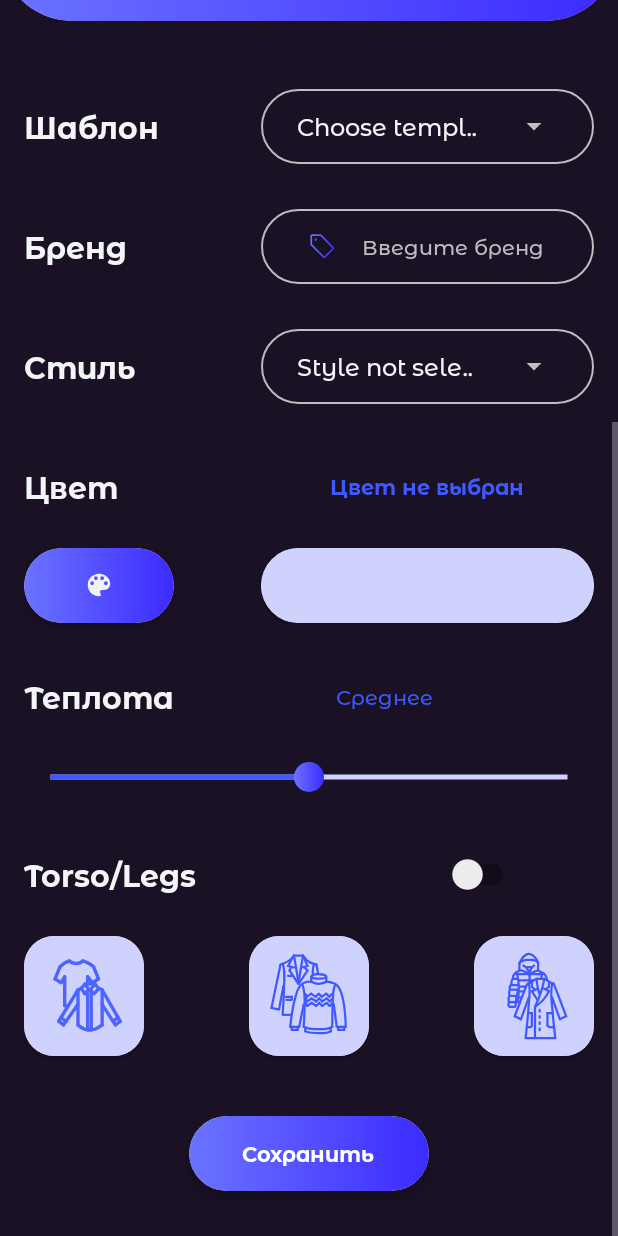
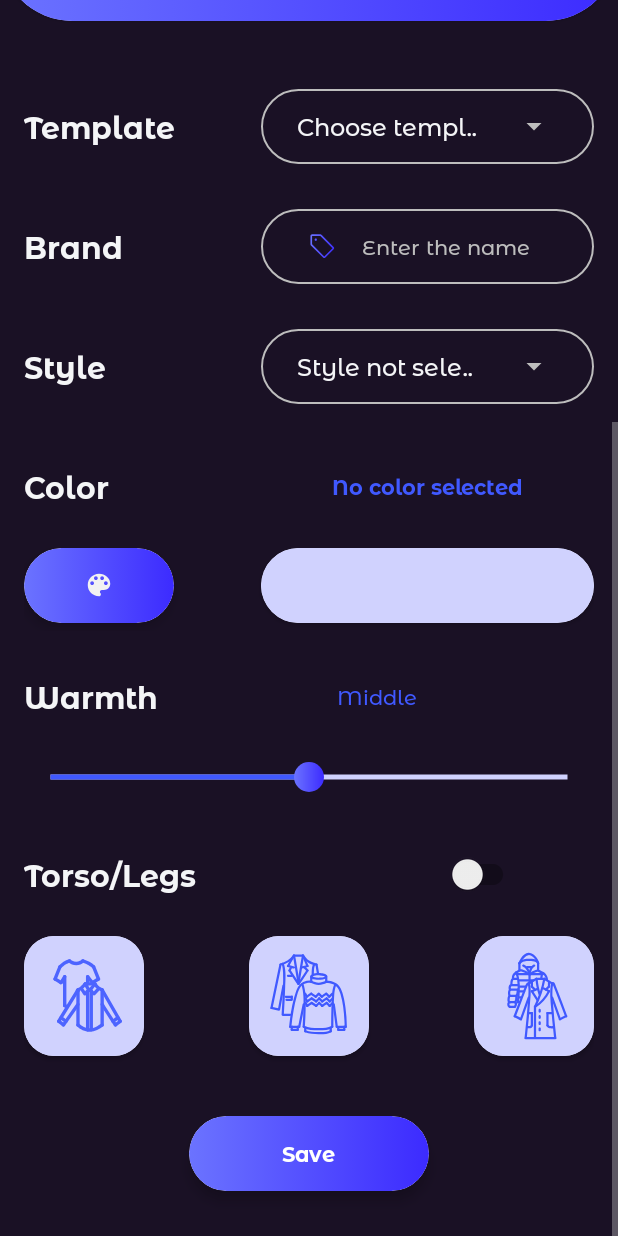
Before and after one commit to bpatapb88/vpohode, an Android app: the ConfigItem screen opened directly, with no data from a screen before it, scrolled down 427 dp, on a phone screen of 412 x 824 dp. Run offline under Robolectric (Android 15) with nearby library versions, the phone set to English and light mode, and no system bars; libraries missing offline, so code that uses them is left out: com.canhub.cropper, com.jaredrummler.android; pictures from the network do not load.

Commit message:
Localisation done

```diff
--- a/app/src/main/java/com/simon/vpohode/Managers/LookManager.java
+++ b/app/src/main/java/com/simon/vpohode/Managers/LookManager.java
@@ -24,7 +24,6 @@ public class LookManager {
         DatabaseHelper databaseHelper = new DatabaseHelper(context);
         SQLiteDatabase db = databaseHelper.getReadableDatabase();
         SharedPreferences prefs= PreferenceManager.getDefaultSharedPreferences(context);
-
         setAccurancy(prefs);
 
         int layersTop = Rules.getLayersTop(temp);
--- a/app/src/main/java/com/simon/vpohode/PageFragment.java
+++ b/app/src/main/java/com/simon/vpohode/PageFragment.java
@@ -84,10 +84,10 @@ public class PageFragment extends Fragment {
             brand.setText(items[i].getBrand());
 
             style = relativeLayout.findViewById(R.id.styleItem);
-            style.setText("Стиль: " + getResources().getString(items[i].getStyle()));
+            style.setText(getResources().getString(R.string.style) + ": " + getResources().getString(items[i].getStyle()));
 
             usedItem = relativeLayout.findViewById(R.id.usedItem);
-            usedItem.setText("Надевалось: " + items[i].getUsed());
+            usedItem.setText(getResources().getString(R.string.used_times )+ ": " + items[i].getUsed());
 
             if((i%2) == 0){
                 leftLayout.addView(relativeLayout);
--- a/app/src/main/res/layout/activity_item.xml
+++ b/app/src/main/res/layout/activity_item.xml
@@ -36,7 +36,7 @@
                 android:background="@null"
             android:stateListAnimator="@animator/card_view"
             android:clickable="true"
-            >
+                android:focusable="true">
             <ImageButton
                 android:layout_width="match_parent"
                 android:layout_height="375dp"
@@ -104,7 +104,7 @@
                 android:layout_width="wrap_content"
                 android:layout_height="wrap_content"
                 android:layout_gravity="center_vertical"
-                android:text="Шаблон"
+                android:text="@string/template"
                 android:textColor="?android:textColorPrimary"
                 android:textSize="20sp"
                 android:fontFamily="@font/montserrat_alternates_bold"
@@ -144,7 +144,7 @@
                 android:layout_width="wrap_content"
                 android:layout_height="wrap_content"
                 android:layout_gravity="center_vertical"
-                android:text="Бренд"
+                android:text="@string/brand"
                 android:textSize="20sp"
                 android:textColor="?android:textColorPrimary"
                 android:fontFamily="@font/montserrat_alternates_bold"
@@ -161,7 +161,7 @@
                 android:fontFamily="@font/montserrat_alternates_medium"
                 android:textColor="#4059FF"
                 android:textSize="14sp"
-                android:hint="Введите бренд"
+                android:hint="@string/brand_hint"
                 android:layout_marginHorizontal="16dp"
                 android:paddingLeft="30dp"
                 android:layout_height="50dp"
@@ -181,7 +181,7 @@
                 android:layout_width="wrap_content"
                 android:layout_height="wrap_content"
                 android:layout_gravity="center_vertical"
-                android:text="Стиль"
+                android:text="@string/style"
                 android:textSize="20sp"
                 android:textColor="?android:textColorPrimary"
                 android:fontFamily="@font/montserrat_alternates_bold"
@@ -221,7 +221,7 @@
                 android:layout_width="wrap_content"
                 android:layout_height="wrap_content"
                 android:layout_gravity="center_vertical"
-                android:text="Цвет"
+                android:text="@string/color"
                 android:textColor="?android:textColorPrimary"
                 android:textSize="20sp"
                 android:fontFamily="@font/montserrat_alternates_bold"
@@ -238,7 +238,7 @@
                 android:fontFamily="@font/montserrat_alternates_bold"
                 android:textColor="#4059FF"
                 android:textSize="14sp"
-                android:text="Цвет не выбран"
+                android:text="@string/color_not_set"
                 android:layout_marginHorizontal="16dp"
                 android:layout_height="50dp"
                 />
@@ -260,7 +260,7 @@
                 android:stateListAnimator="@animator/card_view"
                 android:clickable="true"
                 android:background="@null"
-                >
+                android:focusable="true">
                 <ImageView
                     android:layout_width="100dp"
                     android:layout_height="50dp"
@@ -307,7 +307,7 @@
                 android:layout_width="wrap_content"
                 android:layout_height="wrap_content"
                 android:layout_gravity="center_vertical"
-                android:text="Теплота"
+                android:text="@string/warmth"
                 android:textColor="?android:textColorPrimary"
                 android:textSize="20sp"
                 android:fontFamily="@font/montserrat_alternates_bold"
@@ -320,7 +320,7 @@
                 android:layout_gravity="center"
                 android:textAlignment="center"
                 android:textColor="#4059FF"
-                android:text="Среднее"/>
+                android:text="@string/mid_temp"/>
 
         </LinearLayout>
         <SeekBar
@@ -350,7 +350,7 @@
                 android:layout_height="wrap_content"
                 android:layout_gravity="center_vertical"
                 android:textColor="?android:textColorPrimary"
-                android:text="Надевалось"
+                android:text="@string/used_times"
                 android:textSize="20sp"
                 android:fontFamily="@font/montserrat_alternates_bold"
                 />
@@ -512,7 +512,7 @@
                 <TextView
                     android:layout_width="wrap_content"
                     android:layout_height="wrap_content"
-                    android:text="Удалить"
+                    android:text="@string/delete"
                     android:layout_gravity="center"
                     android:fontFamily="@font/montserrat_alternates_bold"
                     android:textColor="@android:color/white"
@@ -528,7 +528,6 @@
                 android:layout_height="50dp"
                 app:cardCornerRadius="25dp"
                 android:layout_marginTop="30dp"
-                android:onClick="delete"
                 android:stateListAnimator="@animator/card_view"
                 android:layout_gravity="center_horizontal"
                 >
@@ -540,7 +539,7 @@
                 <TextView
                     android:layout_width="wrap_content"
                     android:layout_height="wrap_content"
-                    android:text="Сохранить"
+                    android:text="@string/save"
                     android:layout_gravity="center"
                     android:fontFamily="@font/montserrat_alternates_bold"
                     android:textColor="@android:color/white"
--- a/app/src/main/res/layout/fragment_page.xml
+++ b/app/src/main/res/layout/fragment_page.xml
@@ -36,7 +36,7 @@
             android:layout_width="match_parent"
             android:layout_height="wrap_content"
             android:fontFamily="@font/montserrat_alternates_bold"
-            android:text="Палитра:"
+            android:text="@string/palette"
             android:textColor="?android:textColorPrimary"
             android:textSize="20sp" />
         <LinearLayout
--- a/app/src/main/res/layout/settings_activity.xml
+++ b/app/src/main/res/layout/settings_activity.xml
@@ -28,7 +28,7 @@
                 android:layout_marginRight="8dp"
                 android:textSize="11sp"
                 android:textAlignment="textEnd"
-                android:text="Настрой приложение под себя"
+                android:text="@string/settings_hint"
                 android:textColor="?android:textColorHint"
                 />
             <TextView
@@ -39,7 +39,7 @@
                 android:textSize="22sp"
                 android:textColor="?attr/colorPrimary"
                 android:textAlignment="textEnd"
-                android:text="Настройки"
+                android:text="@string/action_settings"
                 />
         </LinearLayout>
         <ImageView
--- a/app/src/main/res/values/strings.xml
+++ b/app/src/main/res/values/strings.xml
@@ -1,15 +1,33 @@
 <resources>
     <string name="app_name">Dresser</string>
+    <string name="show_item_hint">Are you going to go out?</string>
+    <string name="settings_hint">Customize the app for yourself?</string>
     <string name="action_settings">Settings</string>
+
+    <string name="wash_hint">See clothes in the wash?</string>
+    <string name="wash_title_hint">laundry catalog</string>
+    <string name="wash">Wash</string>
+    <string name="washed">Washed</string>
+    <string name="select_all">Select all</string>
+
+    <string name="wardrobe_title_hint">catalog of things</string>
+    <string name="wardrobe_hint">Want to add more things?</string>
     <string name="title_wardrobe">Wardrobe</string>
     <string name="title_item">Thing</string>
-    <string name="show_item">Selection</string>
+    <string name="show_item">Select an outfit</string>
     <string name="bot_items">Legs</string>
     <string name="top_items">Torso</string>
     <string name="search">Search</string>
-    <string name="welcome">Welcome!</string>
-    <string name="template">Template: </string>
+    <string name="welcome">Welcome to </string>
+    <string name="template">Template</string>
+    <string name="brand">Brand</string>
+    <string name="brand_hint">Enter the name</string>
+    <string name="style">Style</string>
     <string name="color">Color</string>
+    <string name="warmth">Warmth</string>
+    <string name="cold_temp">Cold</string>
+    <string name="mid_temp">Middle</string>
+    <string name="hot_temp">Warm</string>
     <string name="back">Back</string>
     <string name="use">Select</string>
     <string name="forward">Next</string>
@@ -21,16 +39,17 @@
 
     <!--Wardrope -->
     <string name="enter_name">Enter the name</string>
+    <string name="add">Add Thing</string>
     <string name="tors">Top things:</string>
     <string name="legs">Bottom things:</string>
 
     <!--Item -->
-    <string name="used_times">Used:</string>
+    <string name="used_times">Used</string>
     <string name="color_not_set">No color selected</string>
     <string name="choose_layer">Select a layer</string>
     <string name="choose_foto">Add photo</string>
     <string name="from">From</string>
-    <string name="created">put on</string>
+    <string name="created">Created</string>
     <string name="typ_item">Torso/Legs</string>
 
     <string name="none">Style not selected</string>
@@ -48,6 +67,8 @@
     <string name="no_color">things in color,</string>
     <string name="no_style">things in style,</string>
     <string name="warm">Warms on </string>
+
+    <string name="palette">Palette:</string>
 
     <!-- Preference Titles -->
     <string name="weather_header">Weather</string>
```
Also changed, not shown: app/src/main/java/com/simon/vpohode/Managers/StyleManager.java (+11 -8 lines), app/src/main/java/com/simon/vpohode/screens/ConfigItem.java (+4 -8 lines), app/src/main/res/layout/activity_main.xml (+10 -10 lines), app/src/main/res/layout/activity_wardrobe.xml (+4 -4 lines), app/src/main/res/layout/activity_wash.xml (+4 -4 lines), 4 other files.
